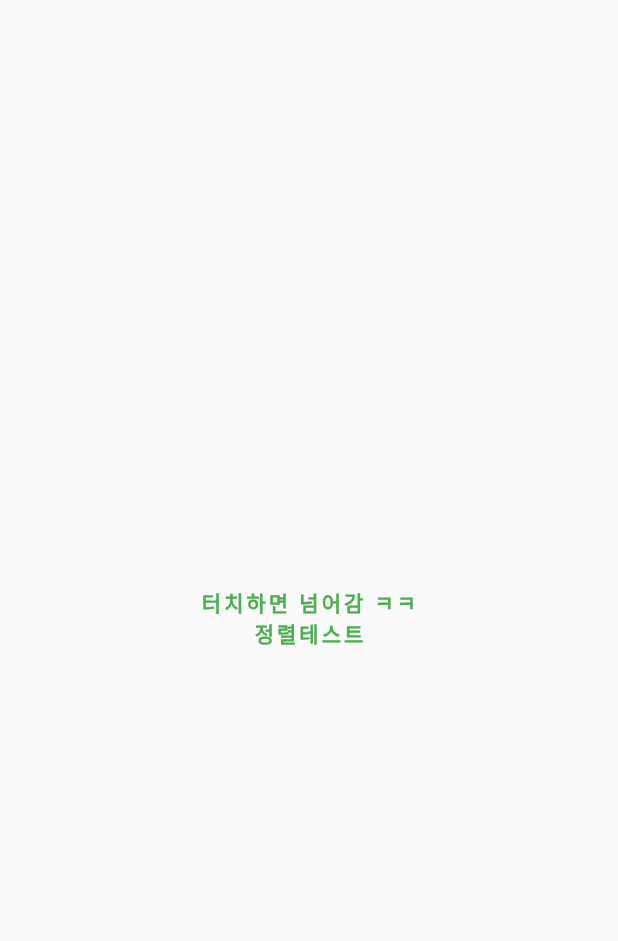
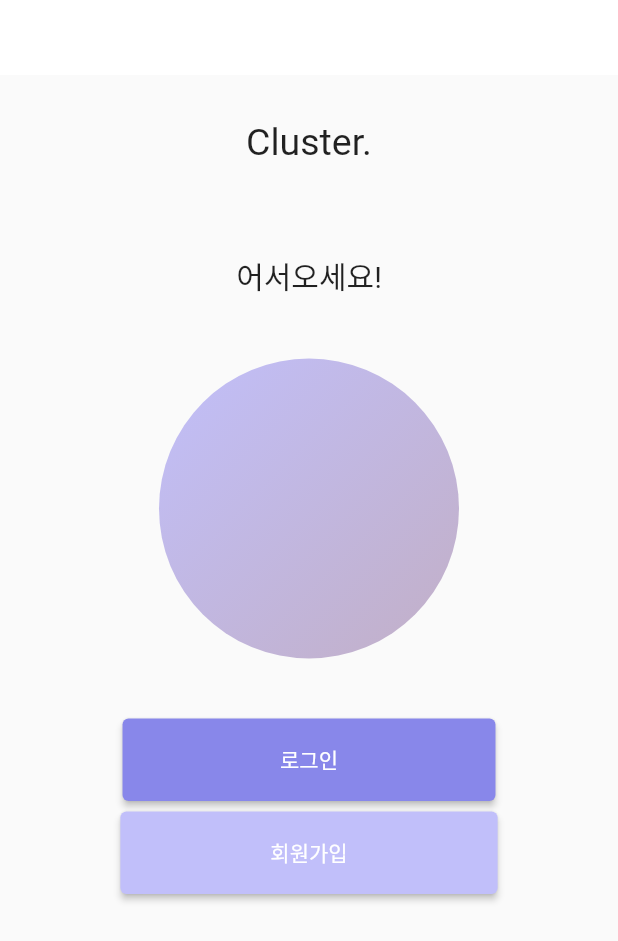
Before and after one commit to lala-david/Dongju, a Flutter app: the screen it shows after launch, on a phone screen of 412 x 824 dp. Shown: the top 941 px of the screen. Run offline on Flutter 3.47's test engine with Material 2 defaults, Android fonts, the phone set to English and light mode, and no system bars; our stand-ins replace cloud_firestore, firebase_auth, firebase_core; missing offline and left inert: flutterfire_ui; accounts and stored records are empty.

Commit message:
23.06.07 progress (UI page routing)

```diff
--- /dev/null
+++ b/lib/StartPage.dart
@@ -0,0 +1,97 @@
+import 'package:flutter/material.dart';
+import 'package:plz/testauth.dart';
+
+class Start extends StatefulWidget {
+  @override
+  _StartState createState() => _StartState();
+}
+
+class _StartState extends State<Start> {
+  @override
+  Widget build(BuildContext context) {
+    return Scaffold(
+      appBar : PreferredSize(
+        preferredSize: Size.fromHeight(50.0),
+        child: AppBar(
+          backgroundColor: const Color(0xffffffff),
+          centerTitle: true,
+          elevation: 0.0,
+        ),
+      ),
+      body: Builder(
+        builder: (context){
+          return GestureDetector(
+            onTap: (){
+              FocusScope.of(context).unfocus();
+            },
+            child: SingleChildScrollView(
+              child: Column(
+                mainAxisAlignment: MainAxisAlignment.center,
+                children: <Widget>[
+                  Padding(padding: EdgeInsets.only(top: 30)),
+                  Center(
+                    child: Text(
+                      "Cluster.",
+                      style: TextStyle(
+                        fontSize: 25,
+                      ),
+                    ),
+                  ),
+                  SizedBox(height: 60,),
+                  Center(
+                    child: Text(
+                      "어서오세요!",
+                      style: TextStyle(
+                        fontSize: 20,
+                      ),
+                    ),
+                  ),
+                  SizedBox(height: 40.0,),
+                  Container(
+                    width: 200,
+                    height: 200,
+                    decoration: BoxDecoration(
+                      shape: BoxShape.circle,
+                      gradient: LinearGradient(begin: Alignment.topLeft, end: Alignment.bottomRight, colors: [Color(0xffc1bffa), Color(0xffc2afc6)], ),
+                    ),
+                  ),
+                  SizedBox(height: 40.0,),
+                  ElevatedButton(onPressed:() {
+                    Navigator.push(context,
+                        MaterialPageRoute(builder: (BuildContext context)=>AuthGate()));
+                  }, child: const Text(
+                    '로그인',
+                    style: TextStyle(
+                      fontSize: 14,
+                      fontWeight: FontWeight.w500,
+                    ),
+                  ),
+                    style: ElevatedButton.styleFrom(
+                      backgroundColor: Color(0xff8887ea),
+                      padding: EdgeInsets.symmetric(horizontal: 105, vertical: 17),
+                    ),
+                  ),
+                  SizedBox(height: 7.0,),
+                  ElevatedButton(onPressed:() {
+                    Navigator.push(context,
+                        MaterialPageRoute(builder: (BuildContext context)=>AuthGate()));
+                  }, child: const Text('회원가입',
+                    style: TextStyle(
+                      fontSize: 14,
+                      fontWeight: FontWeight.w500,
+                    ),
+                  ),
+                    style: ElevatedButton.styleFrom(
+                      backgroundColor: Color(0xffc1bffa),
+                      padding: EdgeInsets.symmetric(horizontal: 100, vertical: 17),
+                    ),
+                  ),
+                ],
+              ),
+            ),
+          );
+        },
+      ),
+    );
+  }
+}
--- a/lib/firstScreen.dart
+++ b/lib/firstScreen.dart
@@ -1,4 +1,5 @@
 import 'package:flutter/material.dart';
+import 'package:plz/quizpage.dart';
 import 'package:plz/testauth.dart';
 
 class FirstScreen extends StatelessWidget {
--- a/lib/homepage.dart
+++ b/lib/homepage.dart
@@ -44,9 +44,9 @@ class MyHomePage extends StatelessWidget {
         var contents = snapshot.data.toString();
         print(contents);
         String quizname = "test.c";
+
         String scorename = "강성준";
-
-        int score = 5000;
+        int score = 5000; // 이런 식으로 데이터를 추출해서 랭킹 데이터로 저장 시키게 된다.
 
         var codes = contents;
         quizdatacollect.doc('Quiztest').set(toJsonforuser(quizname, codes));
--- a/lib/main.dart
+++ b/lib/main.dart
@@ -1,5 +1,6 @@
 import 'package:firebase_core/firebase_core.dart';
 import 'package:flutter/material.dart';
+import 'package:plz/StartPage.dart';
 import 'package:plz/firebase_options.dart';
 import 'package:firebase_core/firebase_core.dart';
 import 'package:plz/firstScreen.dart';
@@ -40,7 +41,8 @@ class MyApp extends StatelessWidget {
           ),
         ),
       ),
-      home: FirstScreen(),
+      // home: FirstScreen(),
+      home: Start(),
     );
   }
 }
--- a/lib/testauth.dart
+++ b/lib/testauth.dart
@@ -2,6 +2,7 @@ import 'package:firebase_auth/firebase_auth.dart';
 import 'package:flutter/material.dart';
 import 'package:flutterfire_ui/auth.dart';
 import 'package:plz/ffiretest.dart';
+import 'MainPage.dart';
 import 'homepage.dart';
 import 'package:cloud_firestore/cloud_firestore.dart';
 
@@ -49,7 +50,7 @@ class AuthGate extends StatelessWidget{
           //users.add(toJson());
         }
         //return MyHomePage();
-        return TestFireUI();
+        return Main();
       },
     );
   }
```
Also changed, not shown: lib/MainPage.dart (added, +238 -0 lines), lib/bottom.dart (added, +32 -0 lines), lib/quizpage.dart (added, +32 -0 lines).
